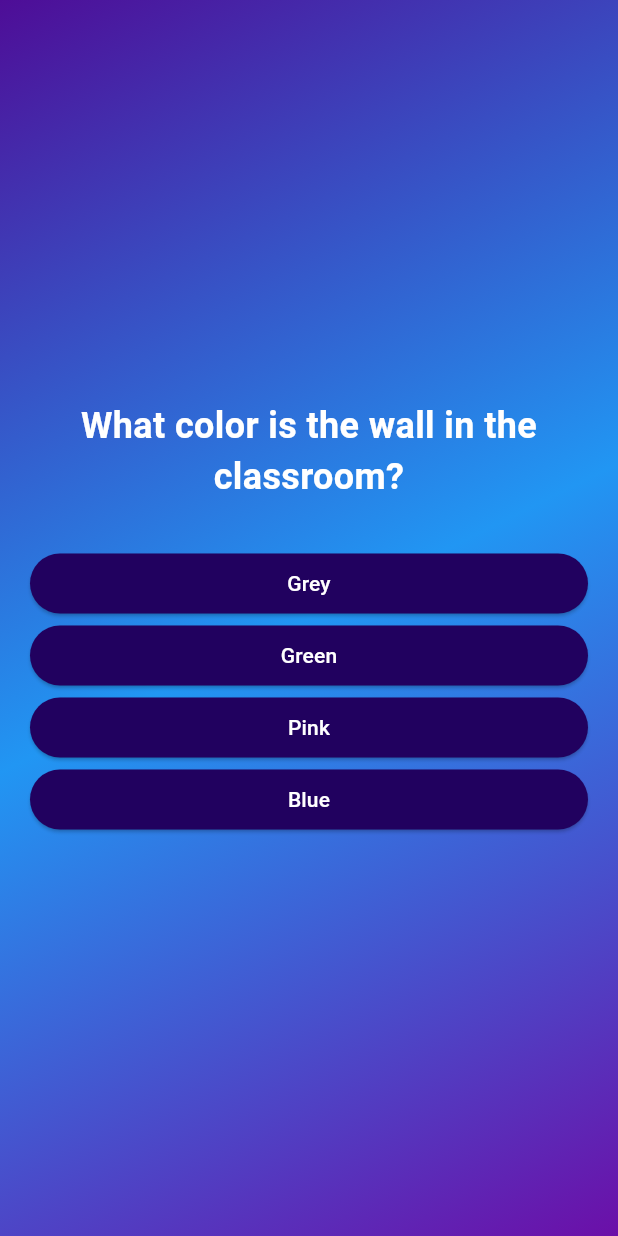
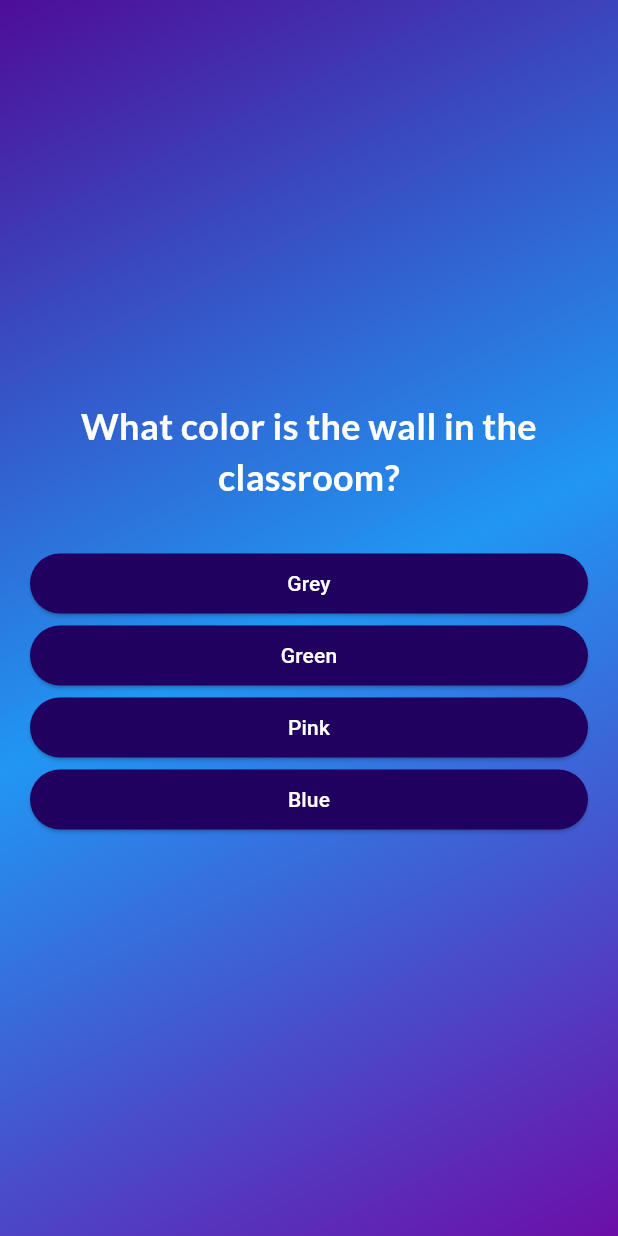
Before and after one commit to gkhan02/quiz_app, a Flutter app: the screen it shows after launch, after a tap on "Start Quiz", on a phone screen of 412 x 824 dp. Run offline on Flutter 3.47's test engine with Material 3 defaults, Android fonts, the phone set to English and light mode, and no system bars; our stand-ins replace google_fonts.

Commit message:
added google fonts and shuffle

```diff
--- a/lib/questions_screen.dart
+++ b/lib/questions_screen.dart
@@ -1,7 +1,7 @@
 import 'package:flutter/material.dart';
 import 'package:quiz_app/answer_button.dart';
 import 'package:quiz_app/data/questions.dart';
-
+import 'package:google_fonts/google_fonts.dart';
 class QuestionsScreen extends StatefulWidget {
   const QuestionsScreen({super.key});
 
@@ -33,10 +33,10 @@ class _QuestionsScreenState extends State<QuestionsScreen> {
           children: [
             Text(
               currentQuestion.text,
-              style: TextStyle(
+              style: GoogleFonts.lato(
+                color:Colors.white,
                 fontSize: 24,
-                color: Colors.white,
-                fontWeight: FontWeight.bold,
+                fontWeight:FontWeight.bold,
               ),
               textAlign: TextAlign.center,
             ),
--- a/pubspec.yaml
+++ b/pubspec.yaml
@@ -34,6 +34,7 @@ dependencies:
   # The following adds the Cupertino Icons font to your application.
   # Use with the CupertinoIcons class for iOS style icons.
   cupertino_icons: ^1.0.8
+  google_fonts: ^6.2.1
 
 dev_dependencies:
   flutter_test:
```
Also changed, not shown: pubspec.lock, 7 other files.
